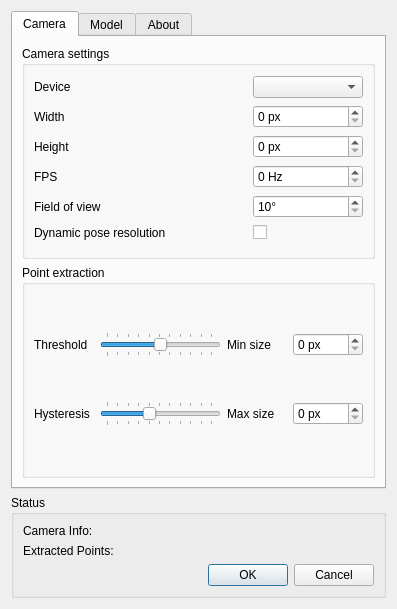
Above: ftnoir_tracker_pt/FTNoIR_PT_Controls.ui from opentrack/opentrack before the change. Below: the same form after it.
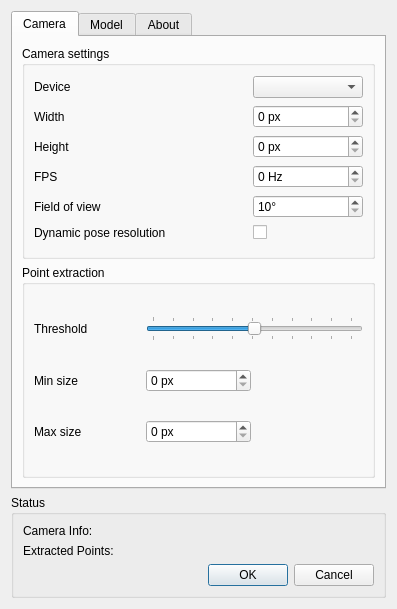
That is the form after the change. Icons and pictures are not drawn.

Commit message:
pt: remove hysteresis
No one used it, and we have a better solution for stable extraction,
pending commit.

Patch:
```diff
--- a/ftnoir_tracker_pt/FTNoIR_PT_Controls.ui
+++ b/ftnoir_tracker_pt/FTNoIR_PT_Controls.ui
@@ -259,19 +259,6 @@
           <string>Point extraction</string>
          </property>
          <layout class="QGridLayout" name="gridLayout_7">
-          <item row="0" column="4">
-           <widget class="QSpinBox" name="mindiam_spin">
-            <property name="toolTip">
-             <string>Minimum point diameter</string>
-            </property>
-            <property name="suffix">
-             <string> px</string>
-            </property>
-            <property name="maximum">
-             <number>1024</number>
-            </property>
-           </widget>
-          </item>
           <item row="0" column="1" colspan="2">
            <widget class="QSlider" name="threshold_slider">
             <property name="toolTip">
@@ -297,75 +284,7 @@
             </property>
            </widget>
           </item>
-          <item row="1" column="4">
-           <widget class="QSpinBox" name="maxdiam_spin">
-            <property name="toolTip">
-             <string>Maximum point diameter</string>
-            </property>
-            <property name="suffix">
-             <string> px</string>
-            </property>
-            <property name="maximum">
-             <number>1024</number>
-            </property>
-           </widget>
-          </item>
-          <item row="1" column="3">
-           <widget class="QLabel" name="label_8">
-            <property name="text">
-             <string>Max size</string>
-            </property>
-            <property name="buddy">
-             <cstring>maxdiam_spin</cstring>
-            </property>
-           </widget>
-          </item>
-          <item row="1" column="1" colspan="2">
-           <widget class="QSlider" name="threshold_secondary_slider">
-            <property name="toolTip">
-             <string>Per pixel hysteresis width (leave left if there is little difference between dot and non-dot, move right for increased stability against pixel noise)</string>
-            </property>
-            <property name="maximum">
-             <number>255</number>
-            </property>
-            <property name="pageStep">
-             <number>1</number>
-            </property>
-            <property name="value">
-             <number>100</number>
-            </property>
-            <property name="orientation">
-             <enum>Qt::Horizontal</enum>
-            </property>
-            <property name="tickPosition">
-             <enum>QSlider::TicksBothSides</enum>
-            </property>
-            <property name="tickInterval">
-             <number>25</number>
-            </property>
-           </widget>
-          </item>
-          <item row="0" column="0">
-           <widget class="QLabel" name="label">
-            <property name="text">
-             <string>Threshold</string>
-            </property>
-            <property name="buddy">
-             <cstring>threshold_slider</cstring>
-            </property>
-           </widget>
-          </item>
           <item row="1" column="0">
-           <widget class="QLabel" name="label_secondary">
-            <property name="text">
-             <string>Hysteresis</string>
-            </property>
-            <property name="buddy">
-             <cstring>threshold_secondary_slider</cstring>
-            </property>
-           </widget>
-          </item>
-          <item row="0" column="3">
            <widget class="QLabel" name="label_7">
             <property name="text">
              <string>Min size</string>
@@ -375,6 +294,52 @@
             </property>
            </widget>
           </item>
+          <item row="0" column="0">
+           <widget class="QLabel" name="label">
+            <property name="text">
+             <string>Threshold</string>
+            </property>
+            <property name="buddy">
+             <cstring>threshold_slider</cstring>
+            </property>
+           </widget>
+          </item>
+          <item row="1" column="1">
+           <widget class="QSpinBox" name="mindiam_spin">
+            <property name="toolTip">
+             <string>Minimum point diameter</string>
+            </property>
+            <property name="suffix">
+             <string> px</string>
+            </property>
+            <property name="maximum">
+             <number>1024</number>
+            </property>
+           </widget>
+          </item>
+          <item row="2" column="0">
+           <widget class="QLabel" name="label_8">
+            <property name="text">
+             <string>Max size</string>
+            </property>
+            <property name="buddy">
+             <cstring>maxdiam_spin</cstring>
+            </property>
+           </widget>
+          </item>
+          <item row="2" column="1">
+           <widget class="QSpinBox" name="maxdiam_spin">
+            <property name="toolTip">
+             <string>Maximum point diameter</string>
+            </property>
+            <property name="suffix">
+             <string> px</string>
+            </property>
+            <property name="maximum">
+             <number>1024</number>
+            </property>
+           </widget>
+          </item>
          </layout>
         </widget>
        </item>
```
Left out of the diff: 3 changed lines with no effect on the pictures. The commit also changes 4 other files.
